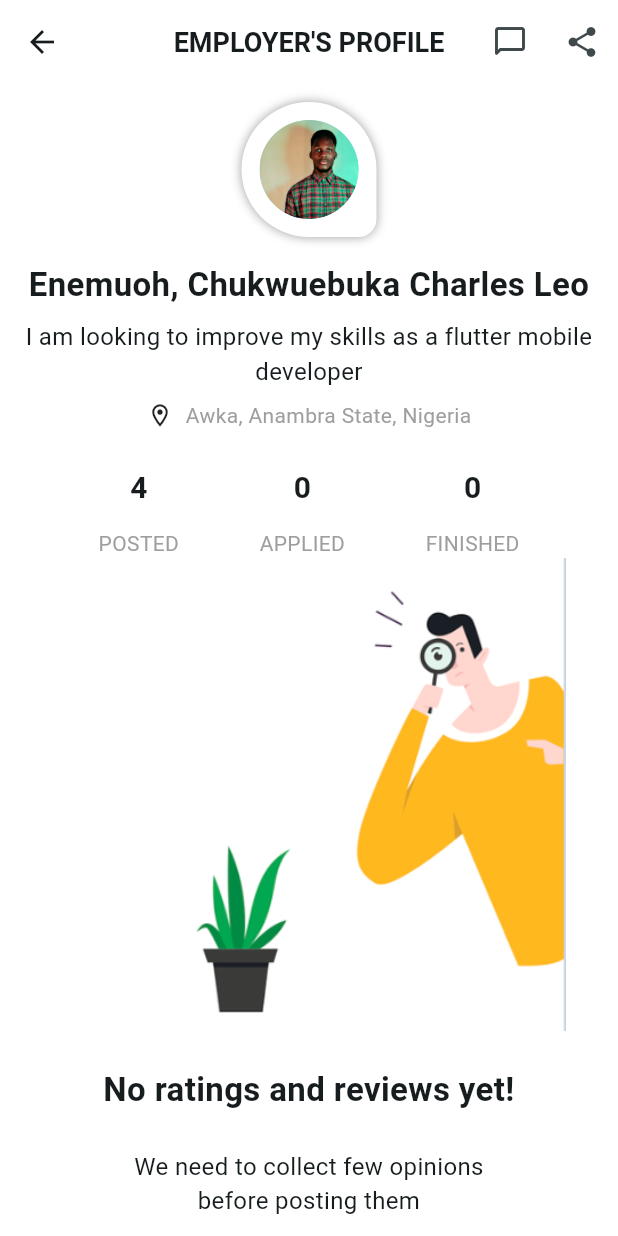
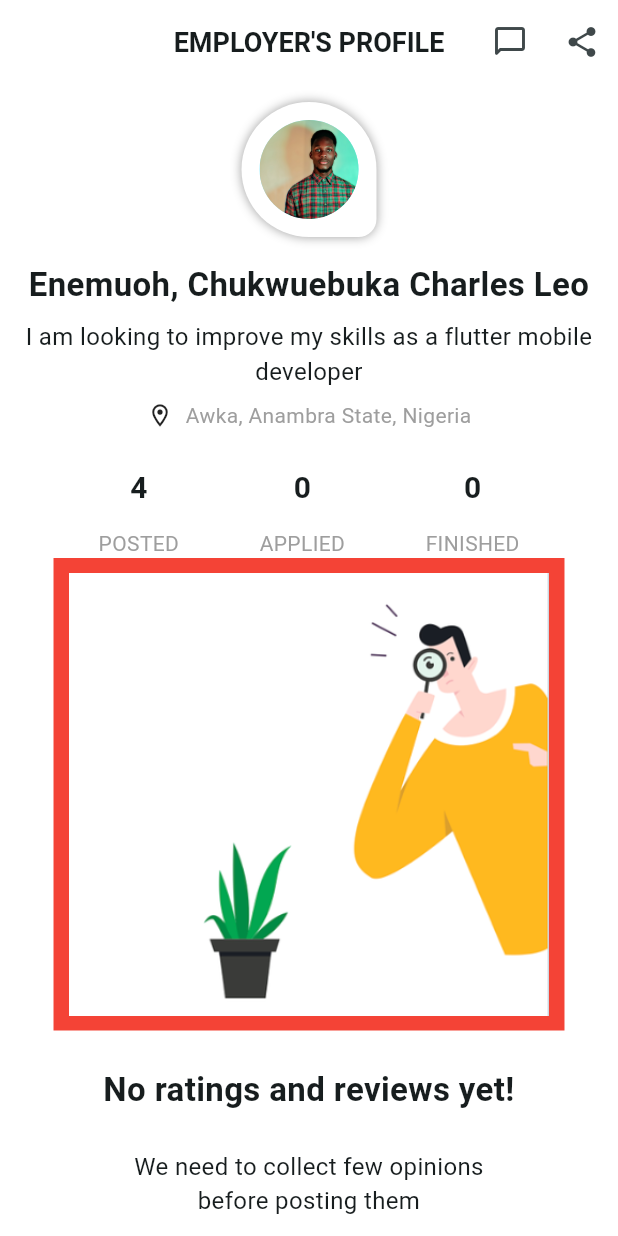
Before and after one commit to achego/flutter_voyage_navigation, a Flutter app: the screen it shows after launch, on a phone screen of 412 x 824 dp. Run offline on Flutter 3.47's test engine with Material 3 defaults, Android fonts, the phone set to English and light mode, and no system bars.

Commit message:
navigation class

```diff
--- a/Assignment 4/biodata_page/lib/biodata_page.dart
+++ b/Assignment 4/biodata_page/lib/biodata_page.dart
@@ -1,5 +1,8 @@
 import 'package:biodata_page/item_counter.dart';
+import 'package:biodata_page/next_page.dart';
+import 'package:biodata_page/utils/styles.dart';
 import 'package:flutter/material.dart';
+import 'package:flutter/widgets.dart';
 
 class BiodataPage extends StatelessWidget {
   const BiodataPage({super.key});
@@ -10,10 +13,12 @@ class BiodataPage extends StatelessWidget {
       backgroundColor: Colors.white,
       appBar: AppBar(
         backgroundColor: Colors.white,
-        leading: IconButton(
-          onPressed: () {},
-          icon: const Icon(Icons.arrow_back),
-        ),
+        // leading: IconButton(
+        //   onPressed: () {
+        //     Navigator.pop(context);
+        //   },
+        //   icon: const Icon(Icons.arrow_back),
+        // ),
         centerTitle: true,
         // titleTextStyle: TextStyle(fontSize: 16),
         title: const Text(
@@ -35,6 +40,48 @@ class BiodataPage extends StatelessWidget {
         padding: const EdgeInsets.all(12),
         child: Column(
           children: [
+            // Container(
+            //   color: const Color.fromARGB(255, 254, 236, 235),
+            //   width: double.infinity,
+            //   height: 60,
+            //   child: Row(
+            //     mainAxisAlignment: MainAxisAlignment.spaceBetween,
+            //     children: [
+            //       Container(
+            //         color: Colors.yellow,
+            //         child: IconButton(
+            //           onPressed: () {},
+            //           icon: const Icon(Icons.arrow_back),
+            //         ),
+            //       ),
+            //       Container(
+            //         color: Colors.green,
+            //         child: const Text(
+            //           "EMPLOYER'S PROFILE",
+            //           style:
+            //               TextStyle(fontSize: 18, fontWeight: FontWeight.w600),
+            //         ),
+            //       ),
+            //       Container(
+            //         color: Colors.blue,
+            //         child: Row(
+
+            //           children: [
+            //             IconButton(
+            //               onPressed: () {},
+            //               icon: const Icon(Icons.chat_bubble_outline_rounded),
+            //             ),
+            //             IconButton(
+            //               onPressed: () {},
+            //               icon: const Icon(Icons.share),
+            //             ),
+            //           ],
+            //         ),
+            //       )
+            //     ],
+            //   ),
+            // ),
+
             Container(
               width: 90,
               height: 90,
@@ -110,7 +157,19 @@ class BiodataPage extends StatelessWidget {
               ],
             ),
             Expanded(
-              child: Image.asset('assets/images/image_1.png'),
+              child: Container(
+                color: Colors.red,
+                padding: const EdgeInsets.all(10),
+                child: GestureDetector(
+                    onTap: () {
+                      Navigator.push(
+                          context,
+                          MaterialPageRoute(
+                            builder: (context) => const NextPage(),
+                          ));
+                    },
+                    child: Image.asset('assets/images/image_1.png')),
+              ),
             ),
             const SizedBox(
               height: 24,
@@ -123,9 +182,9 @@ class BiodataPage extends StatelessWidget {
             const SizedBox(
               height: 24,
             ),
-            const Text(
+            Text(
               'We need to collect few opinions\nbefore posting them',
-              style: TextStyle(fontSize: 16, fontWeight: FontWeight.w400),
+              style: AppStyles().heading(),
               textAlign: TextAlign.center,
             ),
           ],
--- a/Assignment 4/biodata_page/lib/main.dart
+++ b/Assignment 4/biodata_page/lib/main.dart
@@ -1,4 +1,5 @@
 import 'package:biodata_page/biodata_page.dart';
+import 'package:biodata_page/splash_screen.dart';
 import 'package:flutter/material.dart';
 
 void main() {
@@ -13,12 +14,12 @@ class MyApp extends StatelessWidget {
   Widget build(BuildContext context) {
     return MaterialApp(
       title: 'Flutter Demo',
+      debugShowCheckedModeBanner: false,
       theme: ThemeData(
-
         colorScheme: ColorScheme.fromSeed(seedColor: Colors.white),
         useMaterial3: true,
       ),
-      home: const BiodataPage(),
+      home: const SplashScreen(),
     );
   }
 }
--- /dev/null
+++ b/Assignment 4/biodata_page/lib/utils/styles.dart
@@ -0,0 +1,7 @@
+import 'package:flutter/material.dart';
+
+class AppStyles {
+  TextStyle heading() {
+    return const TextStyle(fontSize: 16, fontWeight: FontWeight.w400);
+  }
+}
```
Also changed, not shown: Assignment 4/biodata_page/lib/next_page.dart (added, +31 -0 lines), Assignment 4/biodata_page/lib/screen_3.dart (added, +39 -0 lines), Assignment 4/biodata_page/lib/screen_4.dart (added, +14 -0 lines), Assignment 4/biodata_page/lib/screen_two.dart (added, +33 -0 lines), Assignment 4/biodata_page/lib/splash_screen.dart (added, +44 -0 lines), Assignment 4/biodata_page/pubspec.lock.
